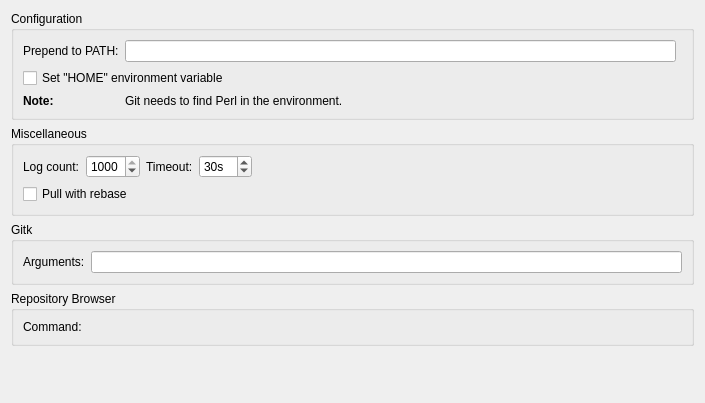
Above: src/plugins/git/settingspage.ui from sailfishos/sailfish-qtcreator before the change. Below: the same form after it.
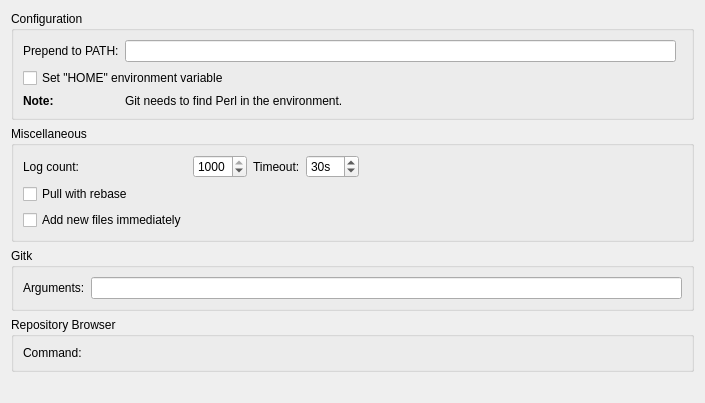
That is the form after the change. Custom widgets are drawn as their Qt base class.

The edit to the form file:
```diff
--- a/src/plugins/git/settingspage.ui
+++ b/src/plugins/git/settingspage.ui
@@ -123,6 +123,16 @@
         </property>
        </widget>
       </item>
+      <item row="2" column="0">
+       <widget class="QCheckBox" name="addImmediatelyCheckBox">
+        <property name="toolTip">
+         <string>Do not use the &quot;--intent-to-add&quot; option to git-add</string>
+        </property>
+        <property name="text">
+         <string>Add new files immediately</string>
+        </property>
+       </widget>
+      </item>
      </layout>
     </widget>
    </item>
```
